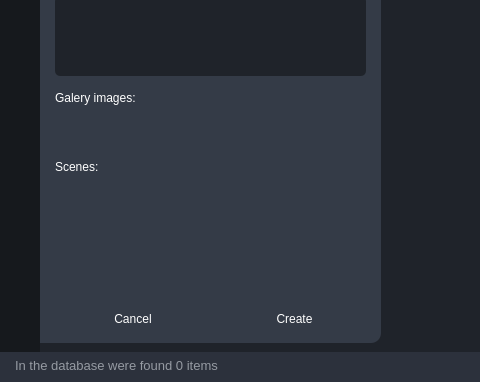
Qt form UI/Ui_MainWindow.ui (andreikin/asset_browser) before a commit; both pictures show x 0 to 480 and y 265 to 647 of the 917 by 647 pixel window.
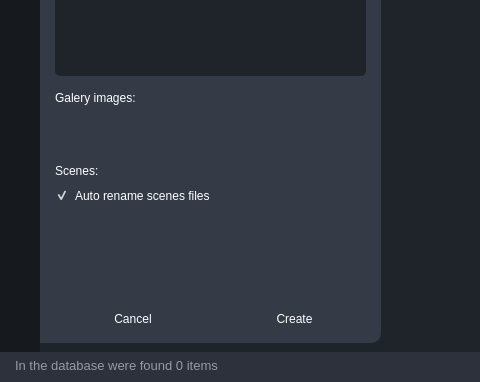
The same form after that commit. The open tabs and pages were chosen to show the change. Icons and pictures are not drawn.

Commit message: add rename_content checkbox

What changed in the file:
```diff
--- a/UI/Ui_MainWindow.ui
+++ b/UI/Ui_MainWindow.ui
@@ -1028,6 +1028,9 @@
                         <enum>QFrame::Raised</enum>
                        </property>
                        <layout class="QVBoxLayout" name="galery_frame_verticalLayout">
+                        <property name="spacing">
+                         <number>10</number>
+                        </property>
                         <property name="leftMargin">
                          <number>0</number>
                         </property>
@@ -1145,6 +1148,9 @@
                         <enum>QFrame::Raised</enum>
                        </property>
                        <layout class="QVBoxLayout" name="scens_framelLayout">
+                        <property name="spacing">
+                         <number>10</number>
+                        </property>
                         <property name="leftMargin">
                          <number>0</number>
                         </property>
@@ -1170,6 +1176,19 @@
                           </property>
                          </widget>
                         </item>
+                        <item>
+                         <widget class="QCheckBox" name="rename_checkBox">
+                          <property name="text">
+                           <string>Auto rename scenes files</string>
+                          </property>
+                          <property name="checked">
+                           <bool>true</bool>
+                          </property>
+                          <property name="tristate">
+                           <bool>false</bool>
+                          </property>
+                         </widget>
+                        </item>
                         <item alignment="Qt::AlignRight">
                          <widget class="QFrame" name="galery_subframe_2">
                           <property name="minimumSize">
```
Left out of the diff: 6 changed lines with no effect on the pictures. The commit also changes 2 other files.
